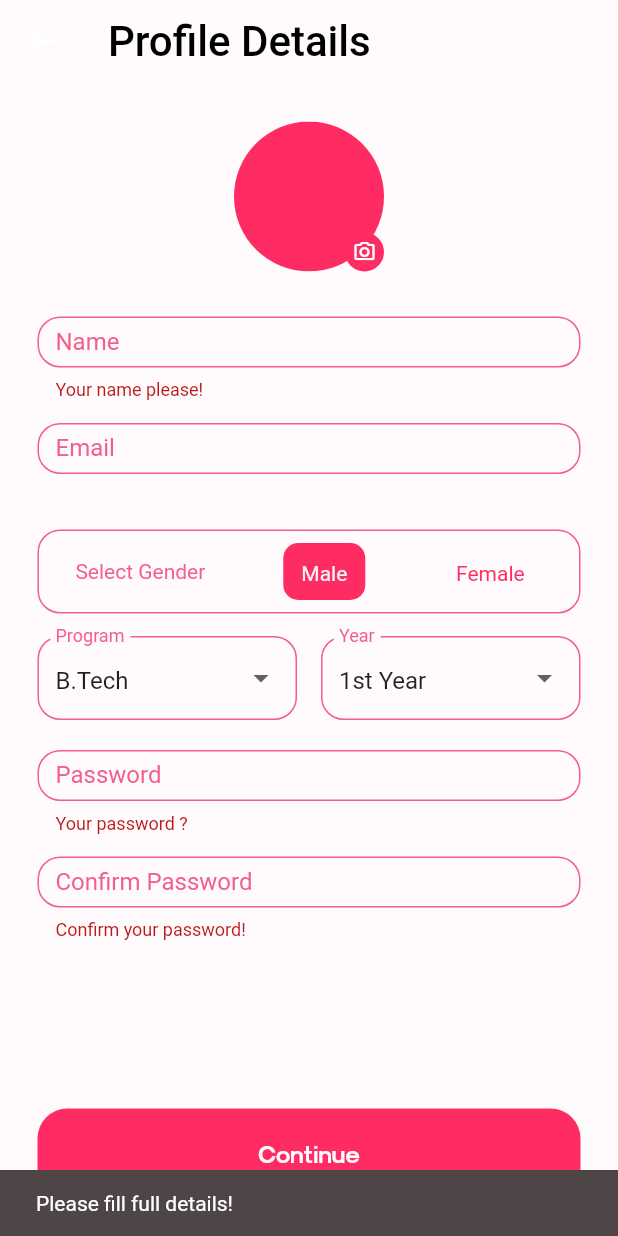
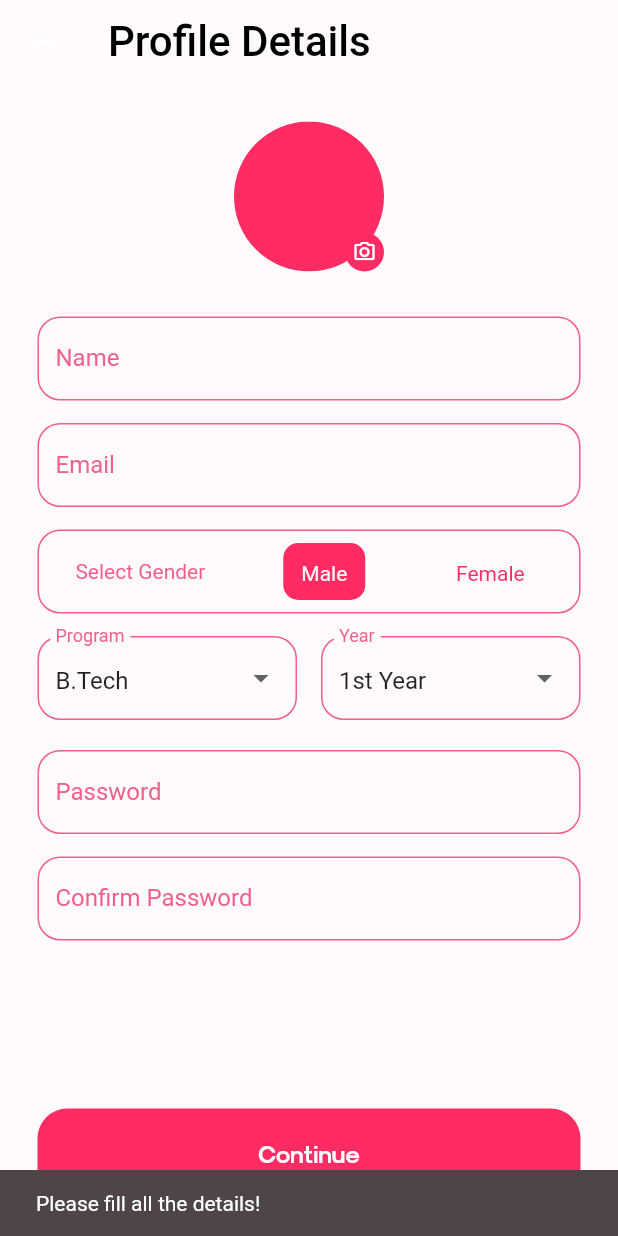
Before and after one commit to swciitg/college_cupid, a Flutter app: the ProfileDetails screen opened by its route, after a tap on "Continue", on a phone screen of 412 x 824 dp. Run offline on Flutter 3.47's test engine with Material 2 defaults, Android fonts, the phone set to English and light mode, and no system bars; our stand-ins replace dio, image_picker, shared_preferences, webview_flutter; missing offline and left inert: aes_crypt_null_safe, diffie_hellman, pointycastle; accounts and stored records are empty.

Commit message:
minor changes

```diff
--- a/lib/screens/about_you/about_you.dart
+++ b/lib/screens/about_you/about_you.dart
@@ -147,8 +147,13 @@ class _AboutYouScreenState extends State<AboutYouScreen> {
                         ),
                         errorBorder: const OutlineInputBorder(
                           borderSide: BorderSide(
-                              color: CupidColors.pinkColor, width: 1),
-                          borderRadius: BorderRadius.all(Radius.circular(15)),
+                              color: Colors.red, width: 1.2),
+                          borderRadius: BorderRadius.all(Radius.circular(20)),
+                        ),
+                        focusedErrorBorder: const OutlineInputBorder(
+                          borderSide: BorderSide(
+                              color: Colors.red, width: 1.5),
+                          borderRadius: BorderRadius.all(Radius.circular(20)),
                         ),
                       ),
                       validator: (value) {
--- a/lib/screens/home/home_tab.dart
+++ b/lib/screens/home/home_tab.dart
@@ -24,7 +24,7 @@ class _HomeTabState extends State<HomeTab> {
   @override
   Widget build(BuildContext context) {
     return FutureBuilder(
-        future: APIService().getAllUsers(),
+        future: APIService().getAllOtherUsers(),
         builder: (context, snapshot) {
           print(snapshot.data);
           if (snapshot.hasData == false) {
--- a/lib/screens/profile/profile_details.dart
+++ b/lib/screens/profile/profile_details.dart
@@ -62,15 +62,12 @@ class _ProfileDetailsState extends State<ProfileDetails> {
 
   @override
   void initState() {
-    // TODO: implement initState
     super.initState();
     name.text = LoginStore.displayName!;
     pass.text = '';
     emailController.text = LoginStore.email!;
     gender.text = 'male';
   }
-
-  final _cupidProfileKey = GlobalKey<FormState>();
 
   @override
   Widget build(BuildContext context) {
@@ -89,8 +86,6 @@ class _ProfileDetailsState extends State<ProfileDetails> {
       ),
       body: Padding(
         padding: const EdgeInsets.all(25.0),
-        child: Form(
-          key: _cupidProfileKey,
         child: Column(
           children: [
             Stack(children: [
@@ -141,25 +136,14 @@ class _ProfileDetailsState extends State<ProfileDetails> {
                   labelText: "Name",
                   floatingLabelAlignment: FloatingLabelAlignment.start,
                   labelStyle: TextStyle(color: CupidColors.pinkColor),
-                    focusedBorder: OutlineInputBorder(
+                  disabledBorder: OutlineInputBorder(
                     borderSide:
                         BorderSide(color: CupidColors.pinkColor, width: 1),
                     borderRadius: BorderRadius.all(
                       Radius.circular(15),
                     ),
                   ),
-                    enabledBorder: OutlineInputBorder(
-                      borderSide:
-                          BorderSide(color: CupidColors.pinkColor, width: 1),
-                      borderRadius: BorderRadius.all(
-                        Radius.circular(15),
-                      ),
-                    ),
-                    errorBorder: OutlineInputBorder(
-                      borderSide:
-                          BorderSide(color: CupidColors.pinkColor, width: 1),
-                      borderRadius: BorderRadius.all(Radius.circular(15)),
-                    ),
+                  enabled: false,
                 ),
                 validator: (value) {
                   if (value == null || value.isEmpty) {
@@ -381,12 +365,6 @@ class _ProfileDetailsState extends State<ProfileDetails> {
                     borderRadius: BorderRadius.all(Radius.circular(15)),
                   ),
                 ),
-                  validator: (value) {
-                    if (value == null || value.isEmpty) {
-                      return "Your password ?";
-                    }
-                    return null;
-                  },
               ),
             ),
             const Padding(padding: EdgeInsets.only(top: 15)),
@@ -416,20 +394,13 @@ class _ProfileDetailsState extends State<ProfileDetails> {
                         borderSide: BorderSide(
                             color: CupidColors.pinkColor, width: 1),
                         borderRadius: BorderRadius.all(Radius.circular(15)),
-                        )),
-                    validator: (value) {
-                      if (value == null || value.isEmpty) {
-                        return "Confirm your password!";
-                      }
-                      return null;
-                    }),
+                      )),),
             ),
             const Expanded(child: SizedBox()),
             CupidButton(
                 text: 'Continue',
                 onTap: () {
-                    if (_cupidProfileKey.currentState!.validate() &&
-                        _validatePasswords()) {
+                  if (_validatePasswords()) {
                     DiffieHellman df = DiffieHellman();
                     String publicKey = df.publicKey.toString();
                     String privateKey = df.privateKey.toString();
@@ -465,22 +436,22 @@ class _ProfileDetailsState extends State<ProfileDetails> {
                                   image: image,
                                   myInfo: myInfo,
                                 )));
-                    } else if (!_validatePasswords()) {
-                      showSnackBar("Passwords do not match!");
-                      pass.clear();
-                      confirmPass.clear();
-                    } else {
-                      showSnackBar("Please fill full details!");
                   }
                 }),
           ],
-          ),
         ),
       ),
     );
   }
 
   bool _validatePasswords() {
-    return confirmPass.text == pass.text;
+    if(pass.text.isEmpty || confirmPass.text.isEmpty){
+      showSnackBar('Please fill all the details!');
+      return false;
+    } else if(confirmPass.text != pass.text){
+      showSnackBar('Passwords do not match!');
+      return false;
+    }
+    return true;
   }
 }
--- a/lib/services/api.dart
+++ b/lib/services/api.dart
@@ -2,6 +2,7 @@ import 'dart:convert';
 import 'package:college_cupid/functions/snackbar.dart';
 import 'package:college_cupid/models/personal_info.dart';
 import 'package:college_cupid/models/user_info.dart';
+import 'package:college_cupid/stores/login_store.dart';
 import 'package:dio/dio.dart';
 import '../globals/endpoints.dart';
 import './auth_helpers.dart';
@@ -73,7 +74,7 @@ class APIService {
     }
   }
 
-  Future<List<UserInfo>> getAllUsers() async {
+  Future<List<UserInfo>> getAllOtherUsers() async {
     try {
       Response res = await dio.get(Endpoints.baseUrl + Endpoints.getAllUsers);
       if (res.statusCode == 200) {
@@ -85,7 +86,7 @@ class APIService {
             interests.add(users[i]['interests'][j].toString());
           }
 
-          //TODO: Skip my own userInfo
+          if (users[i]['email'].toString() == LoginStore.email) continue;
           usersInfo.add(UserInfo(
               name: users[i]['name'] as String,
               profilePicUrl: users[i]['profilePicUrl'] as String,
--- a/lib/stores/login_store.dart
+++ b/lib/stores/login_store.dart
@@ -12,7 +12,10 @@ class LoginStore {
     SharedPreferences user = await SharedPreferences.getInstance();
 
     if (user.containsKey('myInfo')) {
-      //TODO: fetch user data from db and update in shared prefs
+      await updateEmail();
+      await updateDisplayName();
+      //TODO: fetch user data FROM DATABASE and update in shared prefs
+      await updateUserData();
       if (user.containsKey('isProfileCompleted')) {
         isProfileCompleted = true;
       }
```
Lines whose indentation alone changed are shown as unchanged.
